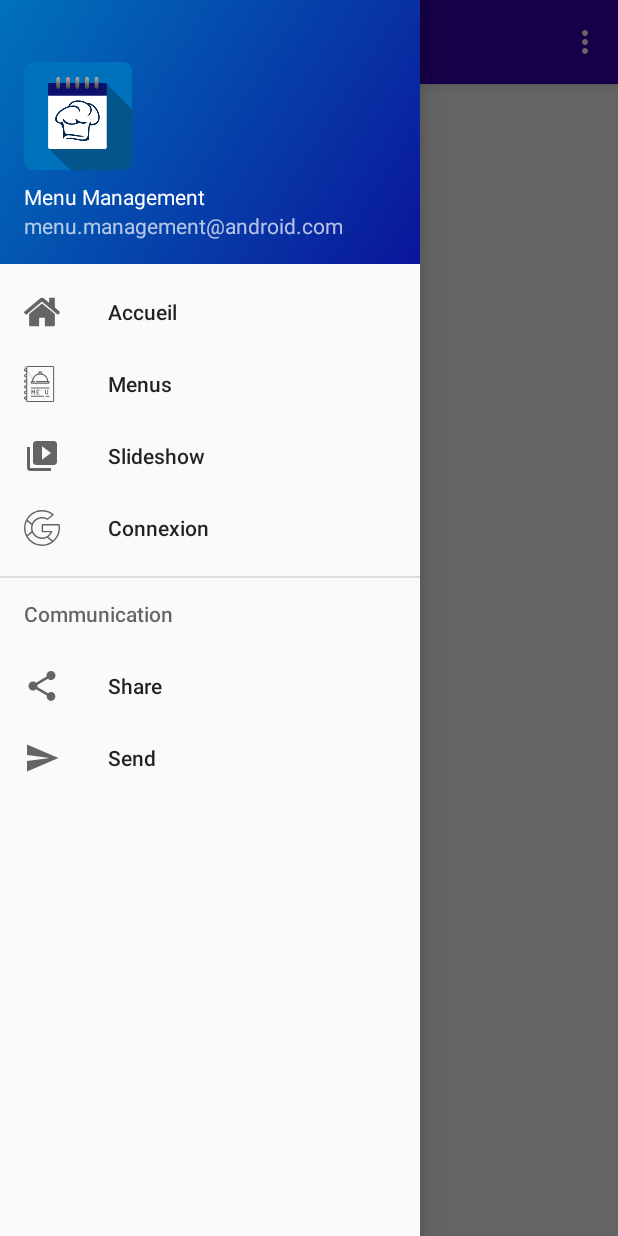
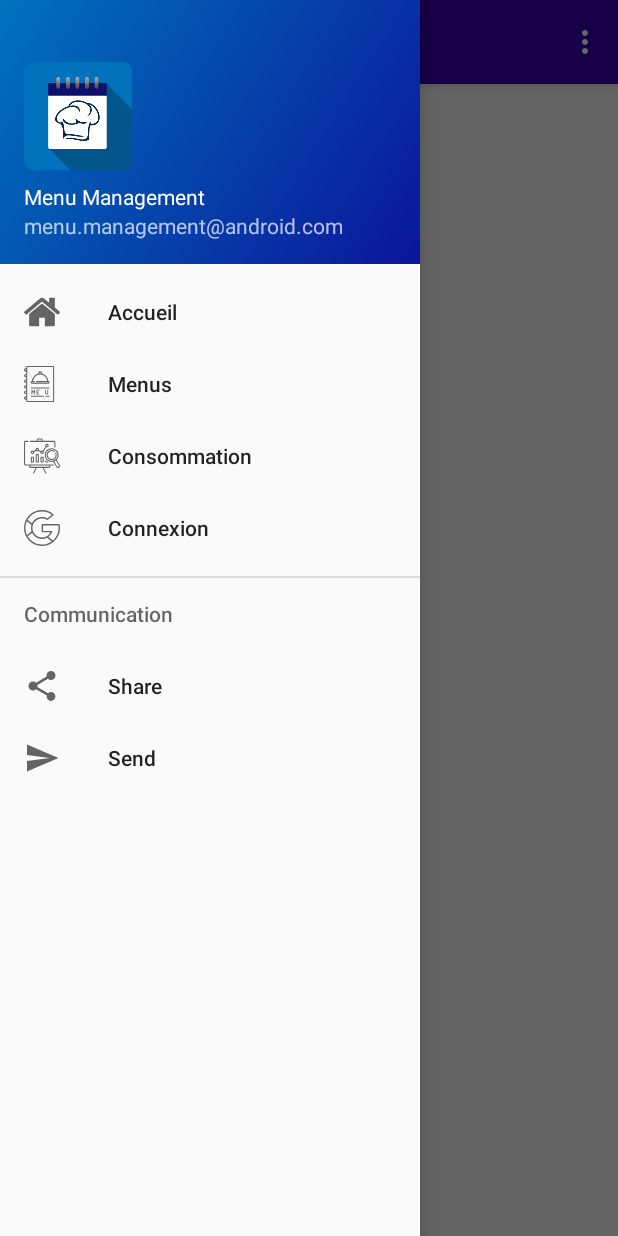
Before and after one commit to HouriRuben/IHM-ANDROID, an Android app: the fragment FragmentConsumption placed in its activity, with the side drawer open, on a phone screen of 412 x 824 dp. Run offline under Robolectric (Android 15) with nearby library versions, the phone set to English and light mode, and no system bars.

Commit message:
Modification de Consommation

```diff
--- a/app/src/main/java/com/example/ihm/FragmentSlideshow.java
+++ b/app/src/main/java/com/example/ihm/FragmentConsumption.java
@@ -6,10 +6,10 @@ import android.view.LayoutInflater;
 import android.view.View;
 import android.view.ViewGroup;
 
-public class FragmentSlideshow extends Fragment {
+public class FragmentConsumption extends Fragment {
 
     @Override
     public View onCreateView(LayoutInflater inflater, ViewGroup container, Bundle savedInstanceState){
-        return inflater.inflate(R.layout.fragment_slideshow, container, false);
+        return inflater.inflate(R.layout.fragment_consumption, container, false);
     }
 }
--- a/app/src/main/java/com/example/ihm/MainActivity.java
+++ b/app/src/main/java/com/example/ihm/MainActivity.java
@@ -12,7 +12,6 @@ import android.support.v7.app.AppCompatActivity;
 import android.support.v7.widget.Toolbar;
 import android.view.Menu;
 import android.view.MenuItem;
-import android.widget.TextView;
 
 public class MainActivity extends AppCompatActivity
         implements NavigationView.OnNavigationItemSelectedListener {
@@ -91,9 +90,9 @@ public class MainActivity extends AppCompatActivity
             fragment = new FragmentMenus();
 
 
-        } else if (id == R.id.nav_slideshow) {
+        } else if (id == R.id.nav_consumption) {
 
-            fragment = new FragmentSlideshow();
+            fragment = new FragmentConsumption();
 
         } else if (id == R.id.nav_connection) {
             Intent intent = new Intent(getApplicationContext(),GoogleSignInActivity.class);
--- /dev/null
+++ b/app/src/main/res/drawable/ic_menu_consumption.xml
@@ -0,0 +1,35 @@
+<?xml version="1.0" encoding="utf-8"?>
+<vector xmlns:android="http://schemas.android.com/apk/res/android"
+    android:width="512dp"
+    android:height="512dp"
+    android:viewportWidth="512"
+    android:viewportHeight="512">
+
+    <path
+        android:fillColor="#000000"
+        android:pathData="M326.623,133.062c13.785,0,25-11.215,25-25s-11.215-25.001-25-25.001s-25,11.216-25,25.001 c0,5.63,1.872,10.83,5.025,15.014l-41.076,57.401c-2.451-0.805-5.066-1.247-7.784-1.247c-6.569,0-12.551,2.551-17.017,6.709 l-27.379-15.536c0.365-1.696,0.561-3.454,0.561-5.257c0-13.785-11.215-25-25-25s-25,11.215-25,25c0,1.803,0.196,3.561,0.561,5.257 l-27.379,15.536c-4.466-4.158-10.448-6.708-17.017-6.708c-13.785,0-25,11.216-25,25.001s11.215,25.001,25,25.001 s25-11.216,25-25.001c0-1.803-0.196-3.561-0.561-5.257l27.379-15.536c4.466,4.158,10.448,6.709,17.017,6.709 c6.569,0,12.55-2.551,17.017-6.708l27.379,15.536c-0.365,1.696-0.561,3.454-0.561,5.257c0,13.785,11.215,25.001,25,25.001 c13.786,0,25.001-11.216,25.001-25.001c0-5.631-1.873-10.832-5.026-15.016l41.076-57.401 C321.289,132.62,323.905,133.062,326.623,133.062z M326.623,98.061c5.514,0,10,4.486,10,10.001c0,5.514-4.486,10-10,10 s-10-4.486-10-10C316.622,102.547,321.108,98.061,326.623,98.061z M120.115,214.231c-5.514,0-10-4.486-10-10.001 s4.486-10.001,10-10.001s10,4.486,10,10.001S125.629,214.231,120.115,214.231z M188.951,175.146c-5.514,0-10-4.486-10-10.001 c0-5.514,4.486-10,10-10s10,4.486,10,10C198.952,170.66,194.465,175.146,188.951,175.146z M257.787,214.231 c-5.514,0-10-4.486-10-10.001s4.486-10.001,10-10.001c5.515,0,10.001,4.486,10.001,10.001S263.301,214.231,257.787,214.231z" />
+    <path
+        android:fillColor="#000000"
+        android:pathData="M418.796,376.965H366.31H80.428H21.215c-3.427,0-6.215-2.788-6.215-6.215V61.331c0-3.427,2.788-6.215,6.215-6.215h35.356 c4.142,0,7.5-3.357,7.5-7.5s-3.358-7.5-7.5-7.5H21.215C9.517,40.116,0,49.633,0,61.331V370.75c0,11.698,9.517,21.215,21.215,21.215 h51.713v16.506c0,9.403,7.65,17.053,17.053,17.053h75.074l-35.34,68.998c-1.888,3.687-0.431,8.206,3.256,10.095 c1.094,0.561,2.262,0.826,3.413,0.826c2.725,0,5.354-1.49,6.681-4.083l38.843-75.836h82.922l38.843,75.836 c1.328,2.593,3.956,4.083,6.681,4.083c1.151,0,2.319-0.267,3.413-0.826c3.687-1.889,5.145-6.408,3.256-10.095l-35.34-68.998h75.074 c9.403,0,17.053-7.649,17.053-17.053v-16.506h44.986c4.142,0,7.5-3.357,7.5-7.5S422.938,376.965,418.796,376.965z M358.81,408.471 c0,1.132-0.921,2.053-2.053,2.053H89.981c-1.132,0-2.053-0.921-2.053-2.053v-16.506H358.81V408.471z" />
+    <path
+        android:fillColor="#000000"
+        android:pathData="M86.571,55.116h102.672h68.251h168.028c3.427,0,6.215,2.788,6.215,6.215v71.311c0,4.143,3.358,7.5,7.5,7.5 s7.5-3.357,7.5-7.5V61.331c0-11.698-9.517-21.215-21.215-21.215H264.995V25.374c0-10.375-8.441-18.816-18.817-18.816H200.56 c-10.375,0-18.817,8.441-18.817,18.816v14.742H86.571c-4.142,0-7.5,3.357-7.5,7.5S82.429,55.116,86.571,55.116z M196.743,25.374 c0-2.104,1.712-3.816,3.817-3.816h45.618c2.104,0,3.817,1.712,3.817,3.816v14.742h-53.251V25.374z" />
+    <path
+        android:fillColor="#000000"
+        android:pathData="M104.902,267.576c-4.142,0-7.5,3.357-7.5,7.5v66.272c0,4.143,3.358,7.5,7.5,7.5h30.427c4.142,0,7.5-3.357,7.5-7.5v-66.272 c0-4.143-3.358-7.5-7.5-7.5H104.902z M127.829,333.849h-15.427v-51.272h15.427V333.849z" />
+    <path
+        android:fillColor="#000000"
+        android:pathData="M173.737,229.248c-4.142,0-7.5,3.357-7.5,7.5v104.601c0,4.143,3.358,7.5,7.5,7.5h30.427c4.142,0,7.5-3.357,7.5-7.5V236.748 c0-4.143-3.358-7.5-7.5-7.5H173.737z M196.665,333.849h-15.427v-89.601h15.427V333.849z" />
+    <path
+        android:fillColor="#000000"
+        android:pathData="M242.573,267.576c-4.142,0-7.5,3.357-7.5,7.5v66.272c0,4.143,3.358,7.5,7.5,7.5H273c4.142,0,7.5-3.357,7.5-7.5v-66.272 c0-4.143-3.358-7.5-7.5-7.5H242.573z M265.5,333.849h-15.427v-51.272H265.5V333.849z" />
+    <path
+        android:fillColor="#000000"
+        android:pathData="M311.409,311.832c-4.142,0-7.5,3.357-7.5,7.5v22.017c0,4.143,3.358,7.5,7.5,7.5h30.427c4.142,0,7.5-3.357,7.5-7.5 s-3.358-7.5-7.5-7.5h-22.927v-14.517C318.909,315.189,315.551,311.832,311.409,311.832z" />
+    <path
+        android:fillColor="#000000"
+        android:pathData="M508.175,384.019l-43.027-74.526c10.901-11.619,18.839-25.816,23.079-41.64c6.777-25.291,3.299-51.708-9.793-74.384 c-27.026-46.813-87.097-62.906-133.907-35.881c-46.811,27.025-62.906,87.096-35.88,133.907 c13.092,22.676,34.231,38.896,59.522,45.674c8.446,2.263,17.015,3.382,25.53,3.382c7.442,0,14.841-0.856,22.077-2.55l43.018,74.528 c5.273,9.137,14.875,14.25,24.737,14.249c4.833,0,9.729-1.229,14.208-3.813c8.796-5.077,14.261-14.544,14.261-24.706 C512,393.28,510.678,388.357,508.175,384.019z M372.051,322.68c-21.421-5.74-39.326-19.479-50.415-38.685 c-22.89-39.648-9.257-90.526,30.39-113.417c13.043-7.53,27.296-11.106,41.374-11.106c28.715,0,56.683,14.893,72.043,41.497 c11.088,19.206,14.034,41.58,8.294,63.002c-5.74,21.422-19.479,39.325-38.685,50.414 C415.847,325.474,393.473,328.418,372.051,322.68z M490.242,409.973c-6.453,3.726-14.733,1.508-18.456-4.942l-41.388-71.704 c4.148-1.693,8.21-3.673,12.156-5.951c3.949-2.28,7.689-4.818,11.23-7.566l41.4,71.707c1.188,2.061,1.816,4.393,1.816,6.743 C497,403.078,494.41,407.567,490.242,409.973z" />
+    <path
+        android:fillColor="#000000"
+        android:pathData="M461.542,263.611c5.295-17.056,4.034-35.316-3.551-51.416c-1.766-3.748-6.234-5.354-9.981-3.589 c-3.748,1.766-5.354,6.234-3.588,9.981c5.983,12.7,6.976,27.109,2.795,40.575c-4.204,13.54-13.286,24.903-25.573,31.997 c-13.002,7.508-28.151,9.5-42.652,5.615c-14.502-3.886-26.624-13.187-34.13-26.189c-15.497-26.841-6.267-61.285,20.574-76.782 c19.625-11.329,43.98-9.815,62.051,3.857c3.304,2.5,8.007,1.849,10.506-1.455c2.499-3.303,1.848-8.007-1.456-10.506 c-22.891-17.321-53.745-19.238-78.602-4.887c-16.472,9.51-28.255,24.866-33.178,43.238s-2.396,37.562,7.114,54.034 c9.51,16.473,24.866,28.255,43.238,33.179c6.135,1.644,12.361,2.457,18.546,2.457c12.338,0,24.517-3.236,35.488-9.571 C444.71,295.163,456.216,280.767,461.542,263.611z" />
+</vector>
--- a/app/src/main/res/drawable/ic_menu_slideshow.xml
+++ /dev/null
@@ -1,9 +0,0 @@
-<vector xmlns:android="http://schemas.android.com/apk/res/android"
-    android:width="24dp"
-    android:height="24dp"
-    android:viewportWidth="24.0"
-    android:viewportHeight="24.0">
-    <path
-        android:fillColor="#FF000000"
-        android:pathData="M4,6H2v14c0,1.1 0.9,2 2,2h14v-2H4V6zm16,-4H8c-1.1,0 -2,0.9 -2,2v12c0,1.1 0.9,2 2,2h12c1.1,0 2,-0.9 2,-2V4c0,-1.1 -0.9,-2 -2,-2zm-8,12.5v-9l6,4.5 -6,4.5z" />
-</vector>
--- a/app/src/main/res/layout/fragment_slideshow.xml
+++ b/app/src/main/res/layout/fragment_consumption.xml
@@ -14,7 +14,7 @@
         android:layout_marginTop="8dp"
         android:layout_marginEnd="8dp"
         android:layout_marginBottom="8dp"
-        android:text="FragmentSlideshow"
+        android:text="Consommation"
         app:layout_constraintBottom_toBottomOf="parent"
         app:layout_constraintEnd_toEndOf="parent"
         app:layout_constraintStart_toStartOf="parent"
--- a/app/src/main/res/menu/activity_main_drawer.xml
+++ b/app/src/main/res/menu/activity_main_drawer.xml
@@ -13,9 +13,9 @@
             android:icon="@drawable/ic_menu_menus"
             android:title="Menus" />
         <item
-            android:id="@+id/nav_slideshow"
-            android:icon="@drawable/ic_menu_slideshow"
-            android:title="Slideshow" />
+            android:id="@+id/nav_consumption"
+            android:icon="@drawable/ic_menu_consumption"
+            android:title="Consommation" />
         <item
             android:id="@+id/nav_connection"
             android:icon="@drawable/ic_menu_connection"
```
